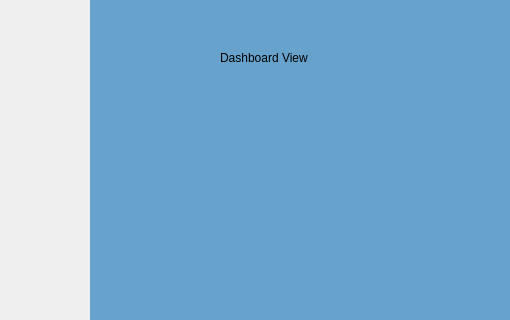
Qt form src/windows/mainwindow.ui (minorleaguegrayonassociates/GrayonSlam) before a commit; both pictures show x 0 to 510 and y 0 to 320 of the 800 by 600 pixel window.
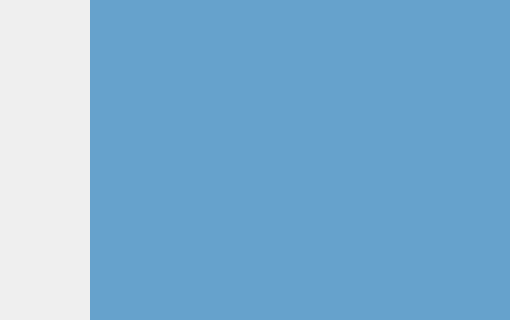
The same form after that commit. The open tabs and pages were chosen to show the change. Icons and pictures are not drawn.

The edit to the form file:
```diff
--- a/src/windows/mainwindow.ui
+++ b/src/windows/mainwindow.ui
@@ -71,25 +71,6 @@
      <property name="styleSheet">
       <string notr="true"/>
      </property>
-     <widget class="QLabel" name="label_3">
-      <property name="geometry">
-       <rect>
-        <x>130</x>
-        <y>50</y>
-        <width>100</width>
-        <height>16</height>
-       </rect>
-      </property>
-      <property name="sizePolicy">
-       <sizepolicy hsizetype="Expanding" vsizetype="Expanding">
-        <horstretch>0</horstretch>
-        <verstretch>0</verstretch>
-       </sizepolicy>
-      </property>
-      <property name="text">
-       <string>Dashboard View</string>
-      </property>
-     </widget>
     </widget>
     <widget class="QWidget" name="planVacationView">
      <property name="styleSheet">
```
Left out of the diff: 5 changed lines with no effect on the pictures.
